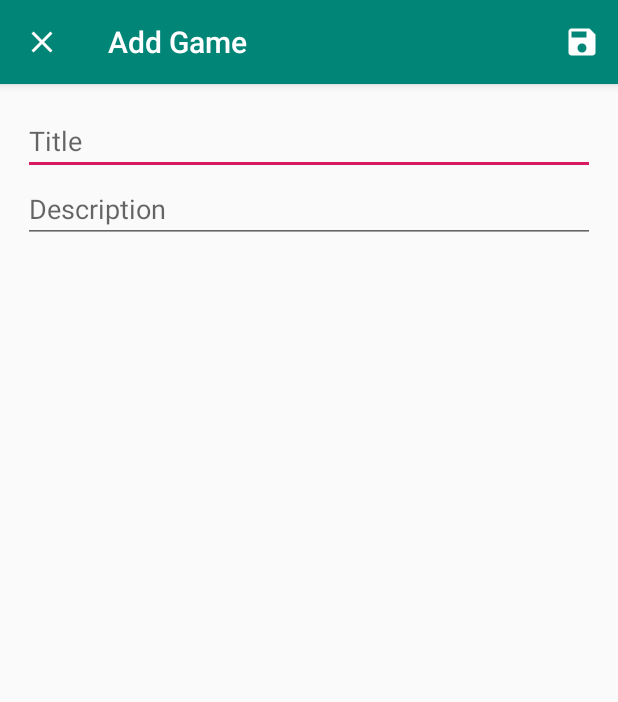
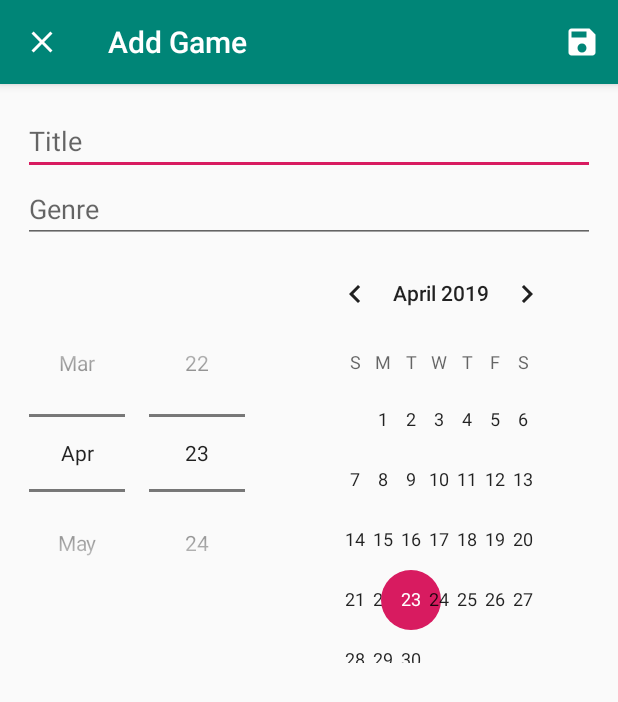
Before and after one commit to DamsithKarunaratna/android_game_reviewer, an Android app: the screen it shows after launch (AddGameActivity), after a tap on an icon or button, on a phone screen of 412 x 824 dp. Shown: the top 702 px of the screen. Run offline under Robolectric (Android 15) with nearby library versions, the phone set to English and light mode, and no system bars; our stand-ins replace Room's generated code.

```diff
--- a/app/src/main/AndroidManifest.xml
+++ b/app/src/main/AndroidManifest.xml
@@ -1,6 +1,9 @@
 <?xml version="1.0" encoding="utf-8"?>
 <manifest xmlns:android="http://schemas.android.com/apk/res/android"
     package="com.ctse.androidgamereviewer">
+
+
+    <uses-permission android:name="android.permission.INTERNET" />
 
     <application
         android:allowBackup="true"
--- a/app/src/main/java/com/ctse/androidgamereviewer/AddGameActivity.java
+++ b/app/src/main/java/com/ctse/androidgamereviewer/AddGameActivity.java
@@ -16,7 +16,7 @@ public class AddGameActivity extends AppCompatActivity {
     public static final String EXTRA_DESCRIPTION = "com.ctse.androidgamereviewer.EXTRA_DESCRIPTION";
 
     private EditText etTitle;
-    private EditText etDescription;
+    private EditText etGenre;
 
     @Override
     protected void onCreate(Bundle savedInstanceState) {
@@ -24,7 +24,7 @@ public class AddGameActivity extends AppCompatActivity {
         setContentView(R.layout.activity_add_game);
 
         etTitle = findViewById(R.id.edit_text_game_title);
-        etDescription = findViewById(R.id.edit_text_game_description);
+        etGenre = findViewById(R.id.edit_text_game_genre);
 
         getSupportActionBar().setHomeAsUpIndicator(R.drawable.ic_close);
         setTitle("Add Game");
@@ -50,7 +50,7 @@ public class AddGameActivity extends AppCompatActivity {
 
     private void saveGame() {
         String title = etTitle.getText().toString().trim();
-        String description = etDescription.getText().toString().trim();
+        String description = etGenre.getText().toString().trim();
 
         if(title.isEmpty() || description.isEmpty()) {
             Toast.makeText(this, "Please insert Title and Description",
--- a/app/src/main/java/com/ctse/androidgamereviewer/GameViewAdapter.java
+++ b/app/src/main/java/com/ctse/androidgamereviewer/GameViewAdapter.java
@@ -5,7 +5,7 @@ import android.view.View;
 import android.view.ViewGroup;
 import android.widget.TextView;
 
-import com.ctse.androidgamereviewer.data.Game;
+import com.ctse.androidgamereviewer.data.entities.Game;
 
 import java.util.ArrayList;
 import java.util.List;
@@ -49,7 +49,7 @@ public class GameViewAdapter extends RecyclerView.Adapter<GameViewAdapter.GameHo
         public GameHolder(@NonNull View itemView) {
             super(itemView);
             tvTitle = itemView.findViewById(R.id.text_view_game_title);
-            tvDescription = itemView.findViewById(R.id.text_view_description);
+            tvDescription = itemView.findViewById(R.id.text_view_genre);
         }
     }
 }
--- a/app/src/main/java/com/ctse/androidgamereviewer/GameViewModel.java
+++ b/app/src/main/java/com/ctse/androidgamereviewer/GameViewModel.java
@@ -2,7 +2,7 @@ package com.ctse.androidgamereviewer;
 
 import android.app.Application;
 
-import com.ctse.androidgamereviewer.data.Game;
+import com.ctse.androidgamereviewer.data.entities.Game;
 import com.ctse.androidgamereviewer.data.GameRepository;
 
 import java.util.List;
--- a/app/src/main/java/com/ctse/androidgamereviewer/MainActivity.java
+++ b/app/src/main/java/com/ctse/androidgamereviewer/MainActivity.java
@@ -5,7 +5,7 @@ import android.os.Bundle;
 import android.view.View;
 import android.widget.Toast;
 
-import com.ctse.androidgamereviewer.data.Game;
+import com.ctse.androidgamereviewer.data.entities.Game;
 import com.google.android.material.floatingactionbutton.FloatingActionButton;
 
 import java.util.List;
--- a/app/src/main/java/com/ctse/androidgamereviewer/data/GameDatabase.java
+++ b/app/src/main/java/com/ctse/androidgamereviewer/data/GameDatabase.java
@@ -1,6 +1,11 @@
 package com.ctse.androidgamereviewer.data;
 
 import android.content.Context;
+
+import com.ctse.androidgamereviewer.data.dao.GameDAO;
+import com.ctse.androidgamereviewer.data.dao.ReviewDAO;
+import com.ctse.androidgamereviewer.data.entities.Game;
+import com.ctse.androidgamereviewer.data.entities.Review;
 
 import androidx.room.Database;
 import androidx.room.Room;
@@ -9,7 +14,7 @@ import androidx.room.RoomDatabase;
 /**
  * Singleton class to return a GameDatabase
  */
-@Database(entities = {Game.class, Review.class}, version = 1, exportSchema = false)
+@Database(entities = {Game.class, Review.class}, version = 2, exportSchema = false)
 public abstract class GameDatabase extends RoomDatabase {
 
     private static GameDatabase instance;
--- a/app/src/main/java/com/ctse/androidgamereviewer/data/GameRepository.java
+++ b/app/src/main/java/com/ctse/androidgamereviewer/data/GameRepository.java
@@ -2,20 +2,47 @@ package com.ctse.androidgamereviewer.data;
 
 import android.app.Application;
 import android.os.AsyncTask;
+import android.util.Log;
+import android.widget.Toast;
+
+import com.ctse.androidgamereviewer.data.dao.GameDAO;
+import com.ctse.androidgamereviewer.data.entities.Game;
+import com.ctse.androidgamereviewer.data.retrofit.GameWebService;
 
 import java.util.List;
+import java.util.concurrent.Executor;
+import java.util.concurrent.Executors;
 
 import androidx.lifecycle.LiveData;
+import androidx.lifecycle.MutableLiveData;
+import retrofit2.Call;
+import retrofit2.Callback;
+import retrofit2.Response;
+import retrofit2.Retrofit;
+import retrofit2.converter.gson.GsonConverterFactory;
 
 public class GameRepository {
 
+    private static int REFRESH_TIMEOUT_IN_MINUTES = 3;
+
     private GameDAO gameDAO;
+    private GameWebService webService;
+    private Executor executor;
+
     private LiveData<List<Game>> allGames;
 
     public GameRepository(Application application) {
         GameDatabase database = GameDatabase.getInstance(application);
         gameDAO = database.gameDAO();
+        Retrofit retrofit = new Retrofit.Builder()
+                .baseUrl("https://ctse-test-api.herokuapp.com/")
+                .addConverterFactory(GsonConverterFactory.create())
+                .build();
+        webService = retrofit.create(GameWebService.class);
+        executor = Executors.newSingleThreadExecutor();
         allGames = gameDAO.getAllGames();
+
+        refreshData();
     }
 
     public void insert(Game game) {
@@ -32,6 +59,23 @@ public class GameRepository {
 
     public LiveData<List<Game>> getAllGames() {
         return allGames;
+    }
+
+    public LiveData<List<Game>> getAllGamesFromWebService() {
+
+        final MutableLiveData<List<Game>> data = new MutableLiveData<>();
+        webService.getGames().enqueue(new Callback<List<Game>>() {
+            @Override
+            public void onResponse(Call<List<Game>> call, Response<List<Game>> response) {
+                data.setValue(response.body());
+            }
+
+            @Override
+            public void onFailure(Call<List<Game>> call, Throwable t) {
+                Log.e("gameReviewer", "Retrofit call getGames() failed!!!");
+            }
+        });
+        return data;
     }
 
     private static class InsertGameAsyncTask extends AsyncTask<Game, Void, Void> {
@@ -78,4 +122,33 @@ public class GameRepository {
             return null;
         }
     }
+
+    private void refreshData() {
+        executor.execute(new Runnable() {
+            @Override
+            public void run() {
+                webService.getGames().enqueue(new Callback<List<Game>>() {
+                    @Override
+                    public void onResponse(Call<List<Game>> call, Response<List<Game>> response) {
+                        System.out.println("------ GOT CALL FROM REMOTE DB -------");
+                        List<Game> games = response.body();
+                        assert games != null;
+                        for (Game g : games) {
+                            System.out.println(g.getId());
+                            System.out.println(g.getGenre());
+                            System.out.println(g.getTitle());
+                            System.out.println(g.getRelease_date());
+                            System.out.println(g.getImage());
+                            System.out.println(g.get_id());
+                        }
+                    }
+
+                    @Override
+                    public void onFailure(Call<List<Game>> call, Throwable t) {
+                        t.printStackTrace();
+                    }
+                });
+            }
+        });
+    }
 }
--- a/app/src/main/java/com/ctse/androidgamereviewer/data/GameDAO.java
+++ b/app/src/main/java/com/ctse/androidgamereviewer/data/dao/GameDAO.java
@@ -1,4 +1,6 @@
-package com.ctse.androidgamereviewer.data;
+package com.ctse.androidgamereviewer.data.dao;
+
+import com.ctse.androidgamereviewer.data.entities.Game;
 
 import java.util.List;
 
--- a/app/src/main/java/com/ctse/androidgamereviewer/data/ReviewDAO.java
+++ b/app/src/main/java/com/ctse/androidgamereviewer/data/dao/ReviewDAO.java
@@ -1,4 +1,6 @@
-package com.ctse.androidgamereviewer.data;
+package com.ctse.androidgamereviewer.data.dao;
+
+import com.ctse.androidgamereviewer.data.entities.Review;
 
 import java.util.List;
 
--- /dev/null
+++ b/app/src/main/java/com/ctse/androidgamereviewer/data/retrofit/GameWebService.java
@@ -0,0 +1,14 @@
+package com.ctse.androidgamereviewer.data.retrofit;
+
+import com.ctse.androidgamereviewer.data.entities.Game;
+
+import java.util.List;
+
+import retrofit2.Call;
+import retrofit2.http.GET;
+
+public interface GameWebService {
+
+    @GET("games/")
+    Call<List<Game>> getGames();
+}
--- a/app/src/main/res/layout/activity_add_game.xml
+++ b/app/src/main/res/layout/activity_add_game.xml
@@ -17,11 +17,17 @@
         />
 
     <EditText
-        android:id="@+id/edit_text_game_description"
+        android:id="@+id/edit_text_game_genre"
         android:layout_width="match_parent"
         android:layout_height="wrap_content"
-        android:hint="Description"
+        android:hint="Genre"
         android:inputType="textMultiLine"
         />
 
+    <DatePicker
+        android:layout_width="wrap_content"
+        android:layout_height="wrap_content"
+        android:datePickerMode="spinner"/>
+
+
 </LinearLayout>
```
Also changed, not shown: app/build.gradle (+9 -7 lines), app/src/main/java/com/ctse/androidgamereviewer/data/entities/Game.java (renamed from app/src/main/java/com/ctse/androidgamereviewer/data/Game.java, +13 -1 lines), app/src/main/java/com/ctse/androidgamereviewer/data/entities/Review.java (renamed from app/src/main/java/com/ctse/androidgamereviewer/data/Review.java, +5 -2 lines), app/src/main/res/layout/list_item.xml (+9 -1 lines).
